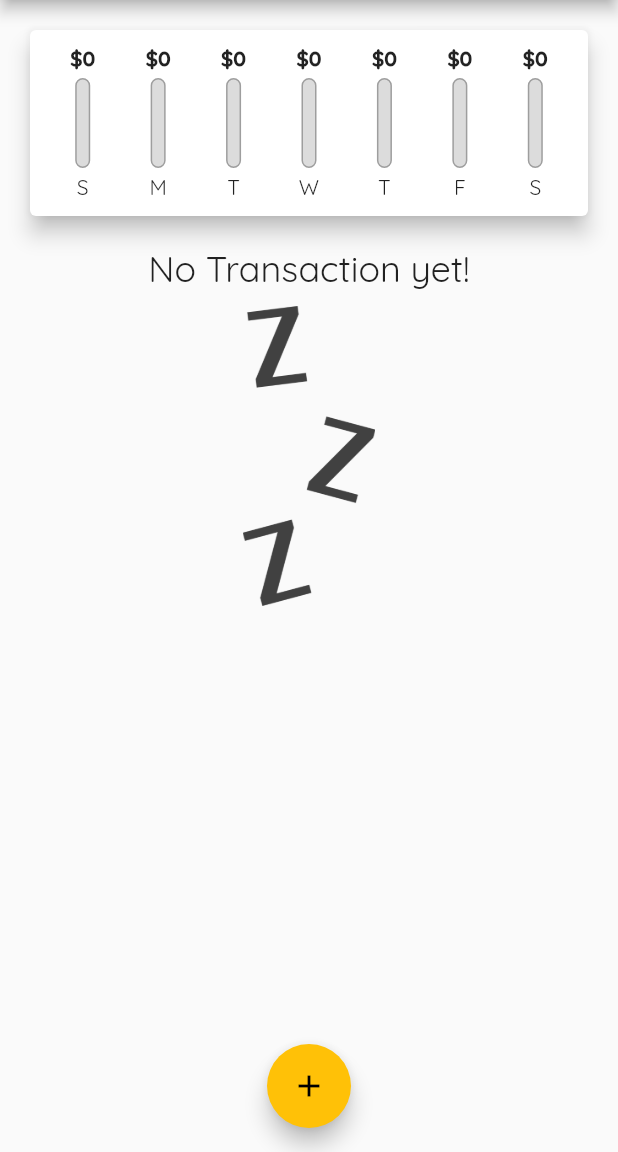
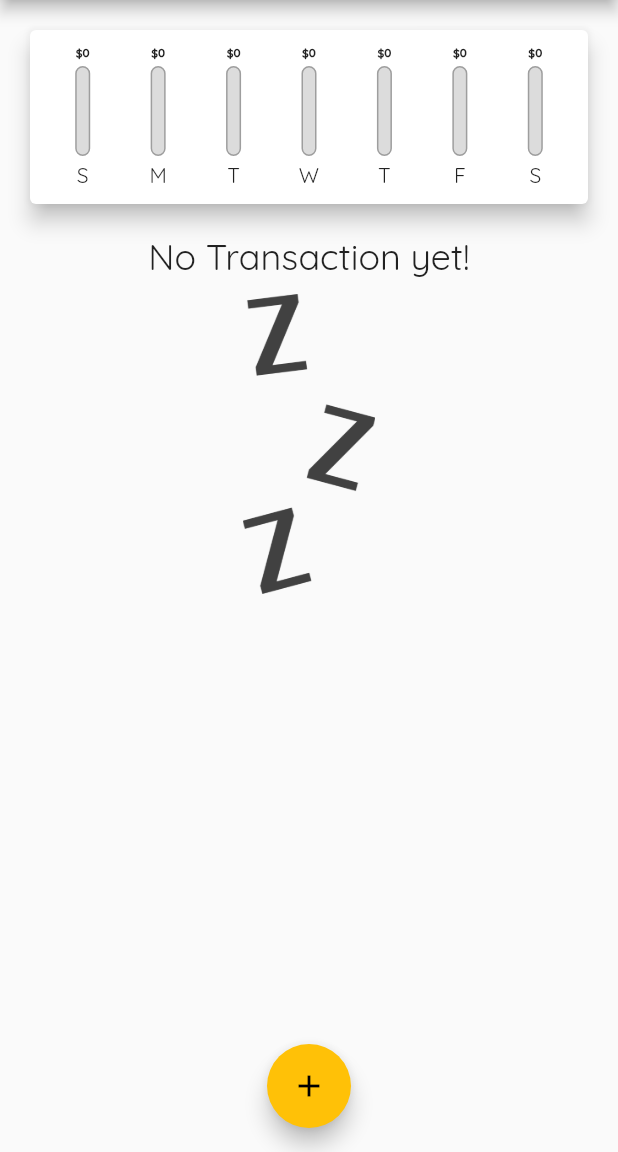
Before and after one commit to gkibria/flutter_expense_tracker, a Flutter app: the screen it shows after launch, on a phone screen of 412 x 824 dp, the part 84-1236 px from its top. Run offline on Flutter 3.47's test engine with Material 2 defaults, Android fonts, the phone set to English and light mode, and no system bars.

Commit message:
ListTile added in SingleTransection and tweak Chart

```diff
--- a/lib/widgets/chart_bar.dart
+++ b/lib/widgets/chart_bar.dart
@@ -9,13 +9,17 @@ class ChartBar extends StatelessWidget {
 
   @override
   Widget build(BuildContext context) {
-    return Column(
+    return Expanded(
+      child: Column(
         children: [
-        FittedBox(
+          Container(
+            height: 10,
+            child: FittedBox(
                 child: Text(
               '\$${spendingAmount.toStringAsFixed(0)}',
               style: TextStyle(fontWeight: FontWeight.bold),
             )),
+          ),
           SizedBox(
             height: 4,
           ),
@@ -43,6 +47,7 @@ class ChartBar extends StatelessWidget {
           SizedBox(height: 4),
           Text(label)
         ],
+      ),
     );
   }
 }
```
Also changed, not shown: lib/widgets/transaction_list.dart (+24 -39 lines). Lines whose indentation alone changed are shown as unchanged.
